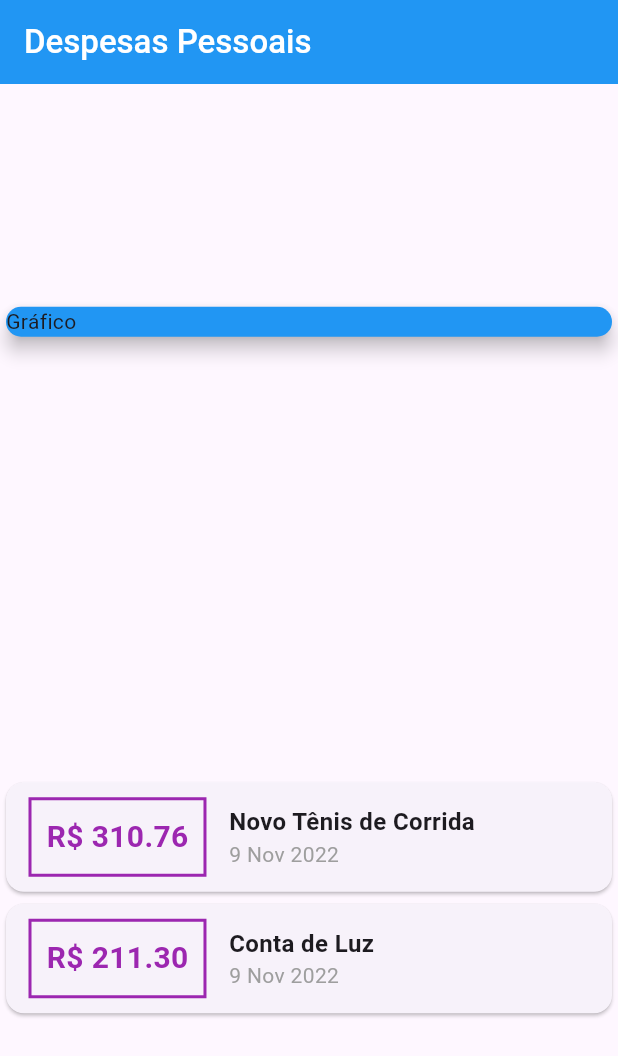
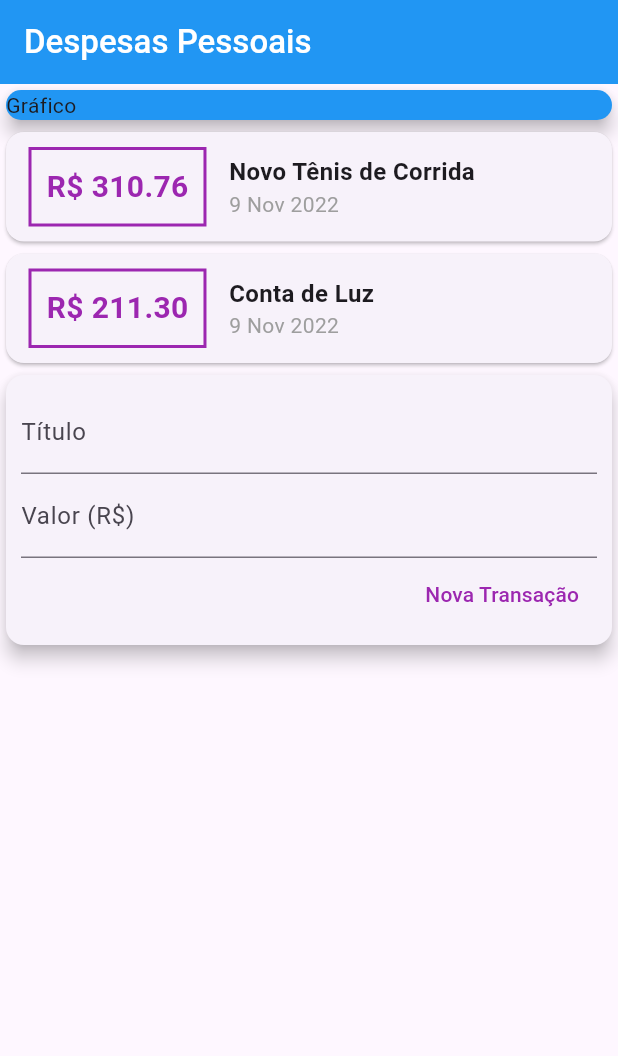
Before and after one commit to GabrielSchiavo/personal-expenses-app, a Flutter app: the screen it shows after launch, on a phone screen of 412 x 824 dp. Shown: the top 1056 px of the screen. Run offline on Flutter 3.47's test engine with Material 2 defaults, Android fonts, the phone set to English and light mode, and no system bars.

Commit message:
Início estilização formulário nova transação

```diff
--- a/lib/main.dart
+++ b/lib/main.dart
@@ -43,7 +43,6 @@
         foregroundColor: Colors.white,
       ),
       body: Column(
-        mainAxisAlignment: MainAxisAlignment.spaceAround,
         crossAxisAlignment: CrossAxisAlignment.stretch,
         children: <Widget>[
           const SizedBox(
@@ -62,10 +61,11 @@
                       margin: const EdgeInsets.symmetric(
                           horizontal: 15, vertical: 10),
                       decoration: BoxDecoration(
-                          border: Border.all(
-                        color: Colors.purple,
-                        width: 2,
-                      )),
+                        border: Border.all(
+                          color: Colors.purple,
+                          width: 2,
+                        ),
+                      ),
                       padding: const EdgeInsets.all(10),
                       child: Text(
                         "R\$ ${tr.value.toStringAsFixed(2)}",
@@ -108,7 +108,40 @@
             //     );
             //   }).toList(),
             // ],
-
+          ),
+          Card(
+            elevation: 5,
+            child: Padding(
+              padding: const EdgeInsets.all(10),
+              child: Column(
+                children: [
+                  const TextField(
+                    decoration: InputDecoration(
+                      labelText: 'Título',
+                    ),
+                  ),
+                  const TextField(
+                    decoration: InputDecoration(
+                      labelText: 'Valor (R\$)',
+                    ),
+                  ),
+                  Row(
+                    mainAxisAlignment: MainAxisAlignment.end,
+                    children: [
+                      TextButton(
+                        onPressed: () {},
+                        child: const Text(
+                          'Nova Transação',
+                          style: TextStyle(
+                            color: Colors.purple,
+                          ),
+                        ),
+                      ),
+                    ],
+                  )
+                ],
+              ),
+            ),
           )
         ],
       ),
```
